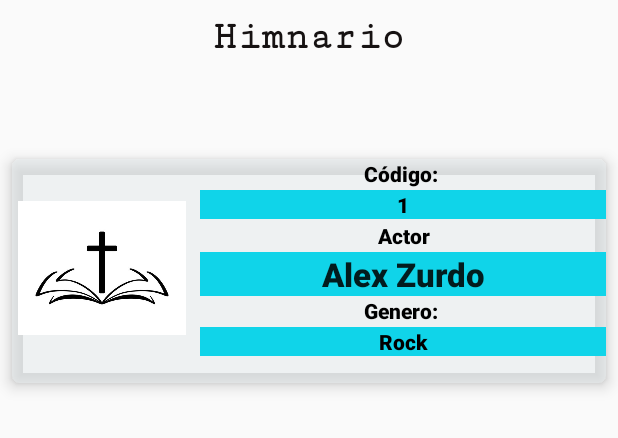
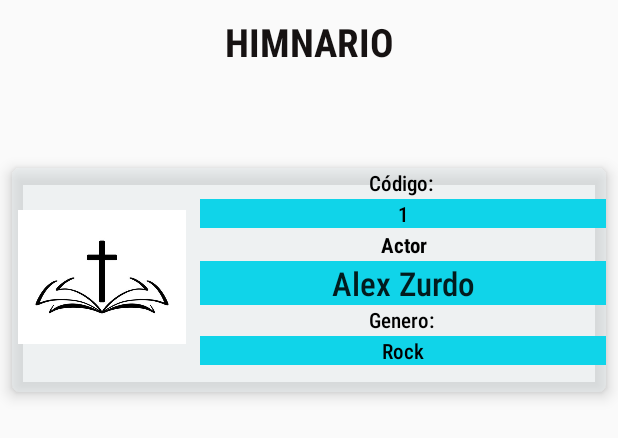
Before and after one commit to kevin2228/ProyectoFinal21, an Android app: the layout list_layout.xml on its own in the app's theme, with its tools: preview values and no code run, on a phone screen of 412 x 824 dp. Shown: the top 438 px of the screen. Run offline under Robolectric (Android 15) with nearby library versions, the phone set to English and light mode, and no system bars.

Commit message:
Agregue la clase ProductsAdapter, modifique el list_layaout

```diff
--- a/app/src/main/res/layout/list_layout.xml
+++ b/app/src/main/res/layout/list_layout.xml
@@ -11,8 +11,8 @@
         android:layout_width="match_parent"
         android:layout_height="wrap_content"
         android:layout_marginTop="10dp"
-        android:fontFamily="serif-monospace"
-        android:text="Himnario"
+        android:fontFamily="sans-serif-condensed-medium"
+        android:text="HIMNARIO"
         android:textAlignment="center"
         android:textColor="#161212"
         android:textSize="26dp"
@@ -55,7 +55,7 @@
                 android:layout_height="wrap_content"
                 android:layout_marginLeft="5dp"
                 android:layout_toRightOf="@id/imageView"
-                android:fontFamily="sans-serif-black"
+                android:fontFamily="sans-serif-condensed-medium"
                 android:text="Código: "
                 android:textAlignment="center"
                 android:textAppearance="@style/Base.TextAppearance.AppCompat.Small"
@@ -70,7 +70,7 @@
                 android:layout_marginTop="1dp"
                 android:layout_toRightOf="@id/imageView"
                 android:background="#10D4E9"
-                android:fontFamily="sans-serif-black"
+                android:fontFamily="sans-serif-condensed-medium"
                 android:text="1"
                 android:textAlignment="center"
                 android:textAppearance="@style/Base.TextAppearance.AppCompat.Small"
@@ -84,7 +84,7 @@
                 android:layout_marginLeft="5dp"
                 android:layout_marginTop="1dp"
                 android:layout_toRightOf="@id/imageView"
-                android:fontFamily="sans-serif-black"
+                android:fontFamily="sans-serif-condensed-medium"
                 android:text="Actor"
                 android:textAlignment="center"
                 android:textAppearance="@style/Base.TextAppearance.AppCompat.Small.Inverse"
@@ -100,7 +100,7 @@
                 android:layout_marginTop="1dp"
                 android:layout_toRightOf="@id/imageView"
                 android:background="#10D4E9"
-                android:fontFamily="sans-serif-black"
+                android:fontFamily="sans-serif-condensed-medium"
                 android:text="Alex Zurdo"
                 android:textAlignment="center"
                 android:textAppearance="@style/Base.TextAppearance.AppCompat.Large" />
@@ -112,7 +112,7 @@
                 android:layout_below="@id/textViewActor1"
                 android:layout_marginLeft="5dp"
                 android:layout_toRightOf="@id/imageView"
-                android:fontFamily="sans-serif-black"
+                android:fontFamily="sans-serif-condensed-medium"
                 android:text="Genero: "
                 android:textAlignment="center"
                 android:textAppearance="@style/Base.TextAppearance.AppCompat.Small"
@@ -127,7 +127,7 @@
                 android:layout_marginTop="1dp"
                 android:layout_toRightOf="@id/imageView"
                 android:background="#10D4E9"
-                android:fontFamily="sans-serif-black"
+                android:fontFamily="sans-serif-condensed-medium"
                 android:text="Rock"
                 android:textAlignment="center"
                 android:textAppearance="@style/Base.TextAppearance.AppCompat.Small"
```
Also changed, not shown: app/src/main/java/com/example/proyectofinal21/Productos.java (+9 -0 lines), app/src/main/java/com/example/proyectofinal21/ProductsAdapter.java (added, +85 -0 lines), app/src/main/res/drawable-v24/imgnoencontrada.png (added).
